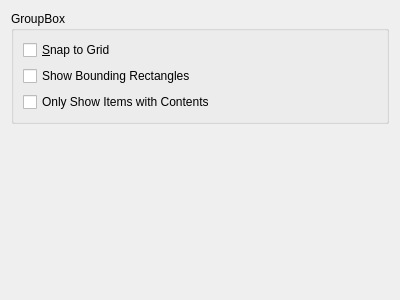
Old version of the form src/plugins/qmldesigner/settingspage.ui in the repository qt-creator/qt-creator.
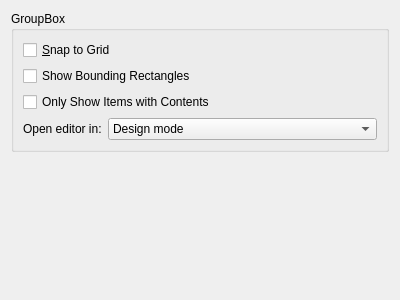
New version of the form.

Commit message:
Design mode: Give IEditor a 'preferred mode'.
... and switch to it in EditorManager::activateEditor.
There no longer is a need for special currentEditorChanged()
handling in the editor that use a special mode.

QmlDesigner receives an additional setting specifying the
desired edit mode. QmlJSEditor detects whether QmlDesigner
is present by checking the registered mimetypes of the
Design mode and retrieves the settings via keys.

Remove some obsolete code and clean up includes
on qmldesignerconstants.h

Patch:
```diff
--- a/src/plugins/qmldesigner/settingspage.ui
+++ b/src/plugins/qmldesigner/settingspage.ui
@@ -19,28 +19,49 @@
      <property name="title">
       <string>GroupBox</string>
      </property>
-     <layout class="QVBoxLayout" name="verticalLayout">
-      <item>
+     <layout class="QFormLayout" name="formLayout">
+      <item row="0" column="0" colspan="2">
        <widget class="QCheckBox" name="snapToGridCheckbox">
         <property name="text">
          <string>&amp;Snap to Grid</string>
         </property>
        </widget>
       </item>
-      <item>
+      <item row="1" column="0" colspan="2">
        <widget class="QCheckBox" name="showBoundingRectanglesCheckbox">
         <property name="text">
          <string>Show Bounding Rectangles</string>
         </property>
        </widget>
       </item>
-      <item>
+      <item row="2" column="0" colspan="2">
        <widget class="QCheckBox" name="onlyShowItemsWithContentsCheckBox">
         <property name="text">
          <string>Only Show Items with Contents</string>
         </property>
        </widget>
       </item>
+      <item row="3" column="0">
+       <widget class="QLabel" name="editorModeLabel">
+        <property name="text">
+         <string>Open editor in:</string>
+        </property>
+       </widget>
+      </item>
+      <item row="3" column="1">
+       <widget class="QComboBox" name="editorModeComboBox">
+        <item>
+         <property name="text">
+          <string>Design mode</string>
+         </property>
+        </item>
+        <item>
+         <property name="text">
+          <string>Edit mode</string>
+         </property>
+        </item>
+       </widget>
+      </item>
      </layout>
     </widget>
    </item>
```
The commit also changes 17 other files.
